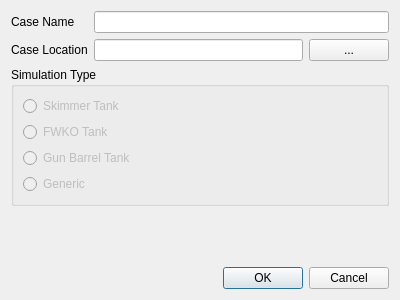
Old version of the form petroSym/popUpNew.ui in the repository jmarcelogimenez/petroSym.
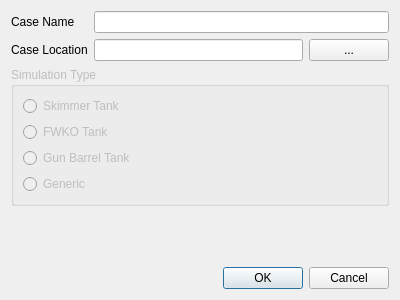
New version of the form. Icons and pictures are not drawn.

Patch:
```diff
--- a/petroSym/popUpNew.ui
+++ b/petroSym/popUpNew.ui
@@ -51,6 +51,9 @@
      </item>
      <item row="2" column="0" colspan="3">
       <widget class="QGroupBox" name="groupBox">
+       <property name="enabled">
+        <bool>false</bool>
+       </property>
        <property name="title">
         <string>Simulation Type</string>
        </property>
```
